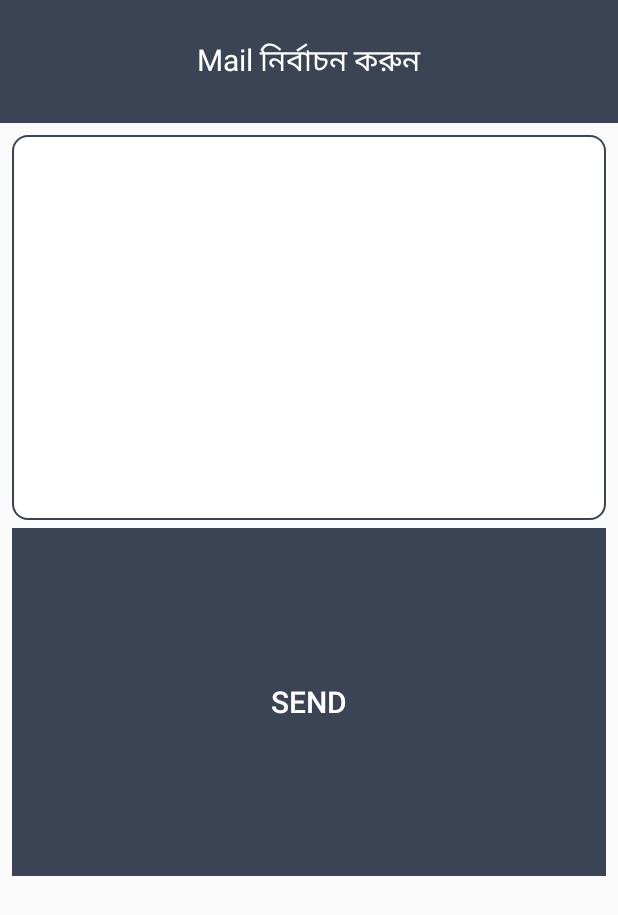
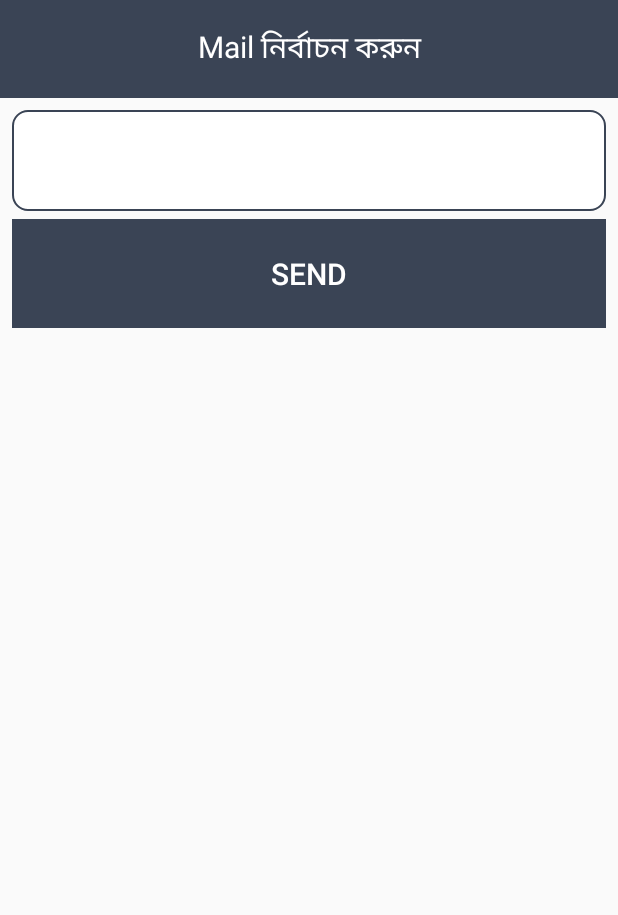
Before and after one commit to jihanislam007/Office-Reportings, an Android app: the layout popup_details_mail_sender_layout.xml on its own in the app's theme, with its tools: preview values and no code run, on a phone screen of 412 x 824 dp. Shown: the top 915 px of the screen. Run offline under Robolectric (Android 15) with nearby library versions, the phone set to English and light mode, and no system bars.

```diff
--- a/app/src/main/java/md/mazharul/islam/jihan/reportings/Activity/LogInActivity.java
+++ b/app/src/main/java/md/mazharul/islam/jihan/reportings/Activity/LogInActivity.java
@@ -255,6 +255,7 @@ public class LogInActivity extends Activity implements AdapterView.OnItemSelecte
                                     Toast.makeText(LogInActivity.this, "Successfully login", Toast.LENGTH_SHORT).show();
                                     Intent in = new Intent(LogInActivity.this, ReporterActivity.class);
                                     startActivity(in);
+                                    finish();
                                 } else {
                                     Toast.makeText(LogInActivity.this, "User name or password invalid", Toast.LENGTH_SHORT).show();
                                 }
@@ -267,6 +268,7 @@ public class LogInActivity extends Activity implements AdapterView.OnItemSelecte
 
                 }
             });
+
         } else if (position == 1) {
             forgot_pass.setVisibility(View.VISIBLE);
             logIn.setOnClickListener(new View.OnClickListener() {
@@ -285,6 +287,7 @@ public class LogInActivity extends Activity implements AdapterView.OnItemSelecte
                                     Toast.makeText(LogInActivity.this, "Successfully login", Toast.LENGTH_SHORT).show();
                                     Intent in = new Intent(LogInActivity.this, AdminViewActivity.class);
                                     startActivity(in);
+                                    finish();
 
                                 } else {
                                     Toast.makeText(LogInActivity.this, "User name or password invalid", Toast.LENGTH_SHORT).show();
@@ -304,6 +307,7 @@ public class LogInActivity extends Activity implements AdapterView.OnItemSelecte
             public void onClick(View v) {
                 Intent in = new Intent(LogInActivity.this, ForgotPasswordActivity.class);
                 startActivity(in);
+
             }
         });
         /*// Showing selected spinner item
--- a/app/src/main/res/layout/popup_details_mail_sender_layout.xml
+++ b/app/src/main/res/layout/popup_details_mail_sender_layout.xml
@@ -3,28 +3,15 @@
     xmlns:app="http://schemas.android.com/apk/res-auto"
     xmlns:tools="http://schemas.android.com/tools"
     android:layout_width="match_parent"
-    android:layout_height="match_parent"
+    android:layout_height="250dp"
     tools:context="md.mazharul.islam.jihan.reportings.Activity.SettingsActivity"
-    android:weightSum="10"
     android:orientation="vertical">
 
     <LinearLayout
         android:layout_width="match_parent"
-        android:layout_height="0dp"
+        android:layout_height="45dp"
         android:layout_weight="1"
-        android:background="@color/loginBackground"
-        android:orientation="horizontal"
-        android:weightSum="5">
-
-        <LinearLayout
-            android:layout_width="0dp"
-            android:layout_height="match_parent"
-            android:layout_weight="1"></LinearLayout>
-
-        <LinearLayout
-            android:layout_width="0dp"
-            android:layout_height="match_parent"
-            android:layout_weight="3">
+        android:background="@color/loginBackground">
 
         <TextView
             android:layout_width="match_parent"
@@ -33,18 +20,6 @@
             android:gravity="center"
             android:textSize="20sp"
             android:textColor="#FFFFFF"/>
-
-        </LinearLayout>
-
-        <LinearLayout
-            android:layout_width="0dp"
-            android:layout_height="match_parent"
-            android:layout_weight="1"
-            android:padding="8dp">
-
-
-
-        </LinearLayout>
 
 
     </LinearLayout>
@@ -63,7 +38,7 @@
                 android:layout_height="wrap_content"
                 android:layout_weight="1"
                 android:paddingBottom="5dp"
-                android:minHeight="30dp">
+                android:minHeight="50dp">
 
                 <Spinner
                     android:id="@+id/MailChoiceSpinner"
@@ -75,9 +50,9 @@
 
             <LinearLayout
                 android:layout_width="match_parent"
-                android:layout_height="0dp"
+                android:layout_height="wrap_content"
                 android:layout_weight="1"
-                android:minHeight="60dp">
+                android:minHeight="50dp">
 
                 <Button
                     android:id="@+id/EmailAddButton"
```
Also changed, not shown: app/src/main/java/md/mazharul/islam/jihan/reportings/Activity/ReporterActivity.java (+10 -17 lines), app/src/main/res/layout/popup_layout_central_message_get.xml (+6 -6 lines). Lines whose indentation alone changed are shown as unchanged.
